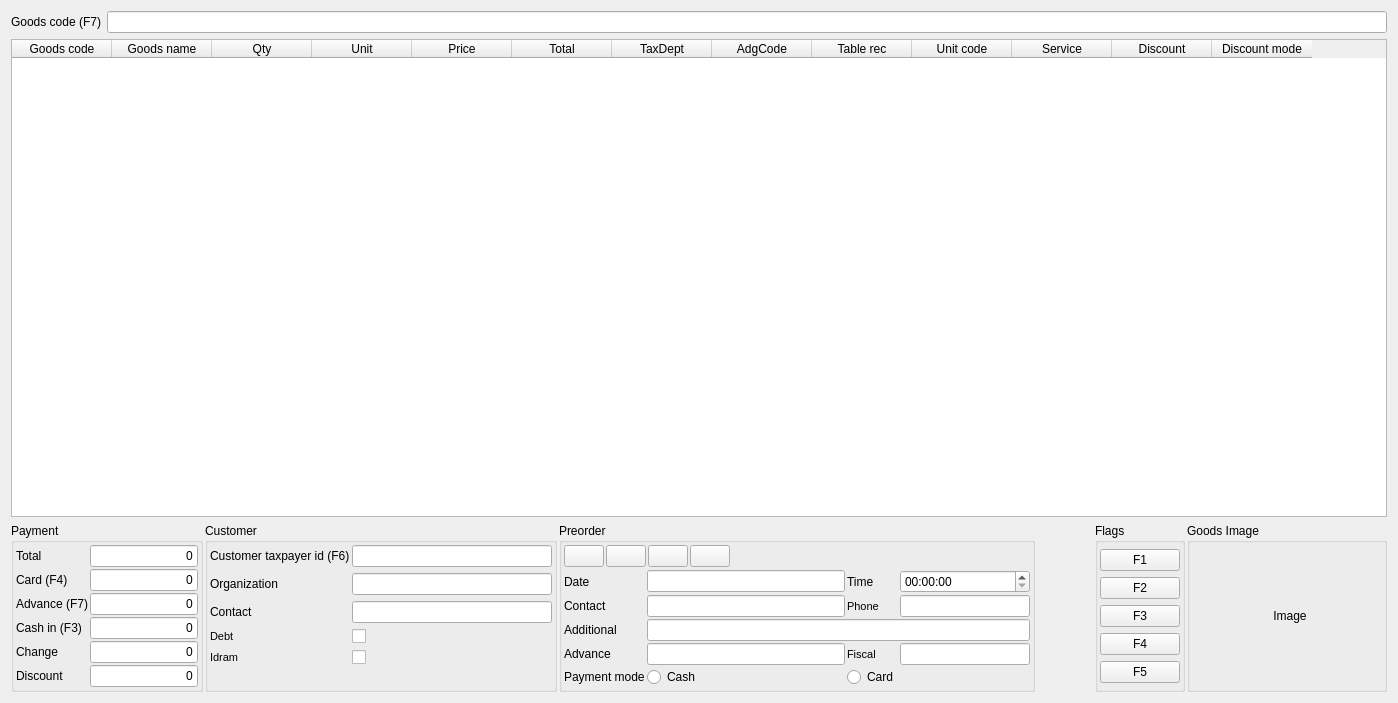
First picture: the form in Shop/worder.ui, repository End1-1/Cafe5, before the edit.
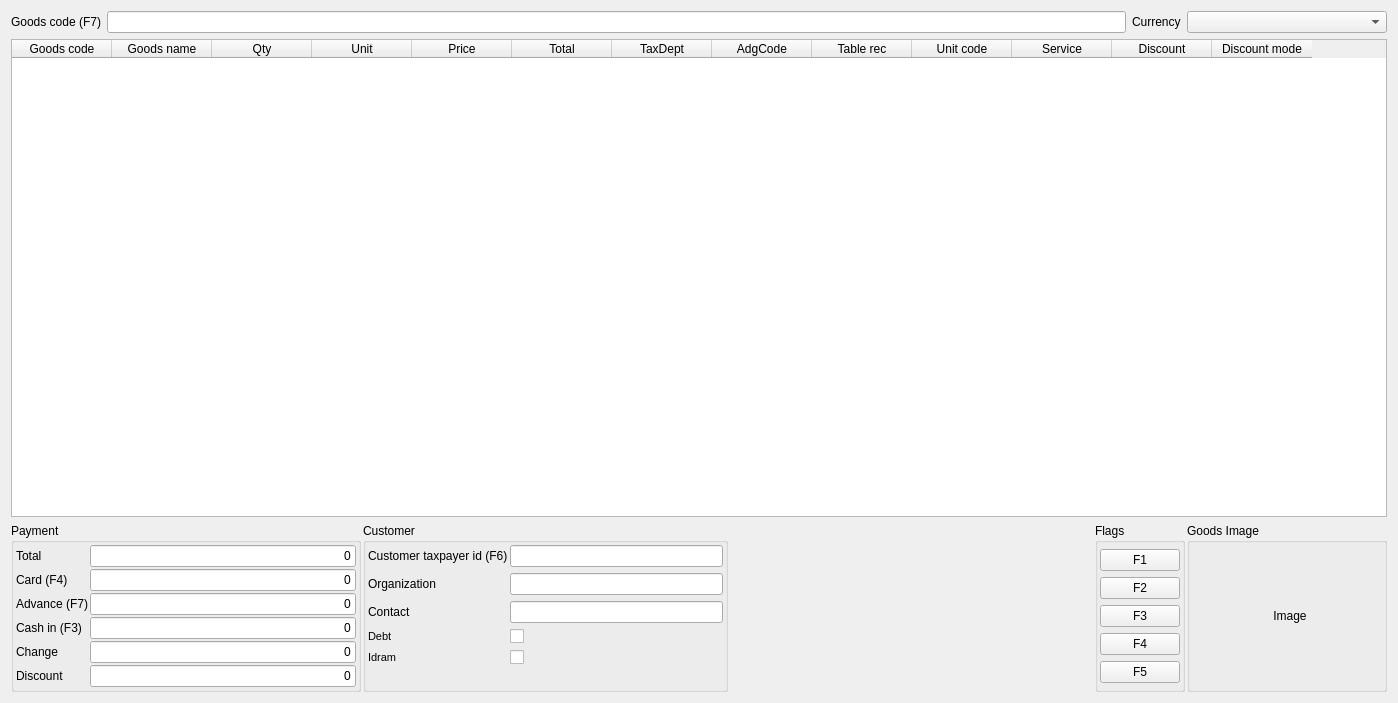
Second picture: the form after the edit. Icons and pictures are not drawn. Custom widgets are drawn as their Qt base class.

```diff
--- a/Shop/worder.ui
+++ b/Shop/worder.ui
@@ -42,11 +42,28 @@
       <item>
        <widget class="QLineEdit" name="leCode"/>
       </item>
+      <item>
+       <widget class="QLabel" name="label_8">
+        <property name="text">
+         <string>Currency</string>
+        </property>
+       </widget>
+      </item>
+      <item>
+       <widget class="QComboBox" name="cbCurrency">
+        <property name="minimumSize">
+         <size>
+          <width>200</width>
+          <height>0</height>
+         </size>
+        </property>
+       </widget>
+      </item>
      </layout>
     </widget>
    </item>
    <item>
-    <widget class="C5TableWidget" name="tblGoods">
+    <widget class="C5ClearTableWidget" name="tblGoods">
      <property name="sizePolicy">
       <sizepolicy hsizetype="Expanding" vsizetype="Expanding">
        <horstretch>0</horstretch>
@@ -585,393 +602,6 @@
         </layout>
        </widget>
       </item>
-      <item>
-       <widget class="QGroupBox" name="grPreorder">
-        <property name="maximumSize">
-         <size>
-          <width>16777215</width>
-          <height>16777215</height>
-         </size>
-        </property>
-        <property name="title">
-         <string>Preorder</string>
-        </property>
-        <layout class="QGridLayout" name="gridLayout">
-         <property name="leftMargin">
-          <number>2</number>
-         </property>
-         <property name="topMargin">
-          <number>2</number>
-         </property>
-         <property name="rightMargin">
-          <number>2</number>
-         </property>
-         <property name="bottomMargin">
-          <number>2</number>
-         </property>
-         <property name="spacing">
-          <number>2</number>
-         </property>
-         <item row="2" column="1">
-          <widget class="C5LineEdit" name="leContactName">
-           <property name="minimumSize">
-            <size>
-             <width>130</width>
-             <height>0</height>
-            </size>
-           </property>
-           <property name="maximumSize">
-            <size>
-             <width>16777215</width>
-             <height>16777215</height>
-            </size>
-           </property>
-           <property name="font">
-            <font>
-             <weight>50</weight>
-             <bold>false</bold>
-            </font>
-           </property>
-           <property name="focusPolicy">
-            <enum>Qt::ClickFocus</enum>
-           </property>
-           <property name="readOnly">
-            <bool>false</bool>
-           </property>
-          </widget>
-         </item>
-         <item row="3" column="0">
-          <widget class="QLabel" name="label_6">
-           <property name="text">
-            <string>Additional</string>
-           </property>
-          </widget>
-         </item>
-         <item row="1" column="0">
-          <widget class="QLabel" name="lbCustomer_3">
-           <property name="sizePolicy">
-            <sizepolicy hsizetype="Minimum" vsizetype="Preferred">
-             <horstretch>0</horstretch>
-             <verstretch>0</verstretch>
-            </sizepolicy>
-           </property>
-           <property name="text">
-            <string>Date</string>
-           </property>
-          </widget>
-         </item>
-         <item row="5" column="0">
-          <widget class="QLabel" name="label_7">
-           <property name="text">
-            <string>Payment mode</string>
-           </property>
-          </widget>
-         </item>
-         <item row="4" column="1">
-          <widget class="C5LineEdit" name="lePreorderAdvance">
-           <property name="focusPolicy">
-            <enum>Qt::ClickFocus</enum>
-           </property>
-           <property name="readOnly">
-            <bool>false</bool>
-           </property>
-          </widget>
-         </item>
-         <item row="1" column="1">
-          <widget class="C5DateEdit" name="dePreorerDate">
-           <property name="minimumSize">
-            <size>
-             <width>130</width>
-             <height>0</height>
-            </size>
-           </property>
-           <property name="maximumSize">
-            <size>
-             <width>16777215</width>
-             <height>16777215</height>
-            </size>
-           </property>
-           <property name="font">
-            <font>
-             <weight>75</weight>
-             <bold>true</bold>
-            </font>
-           </property>
-           <property name="focusPolicy">
-            <enum>Qt::ClickFocus</enum>
-           </property>
-           <property name="readOnly">
-            <bool>false</bool>
-           </property>
-          </widget>
-         </item>
-         <item row="5" column="1">
-          <widget class="QRadioButton" name="rbCash">
-           <property name="focusPolicy">
-            <enum>Qt::NoFocus</enum>
-           </property>
-           <property name="text">
-            <string>Cash</string>
-           </property>
-          </widget>
-         </item>
-         <item row="4" column="3" colspan="2">
-          <widget class="C5LineEdit" name="lePreorderTax">
-           <property name="focusPolicy">
-            <enum>Qt::ClickFocus</enum>
-           </property>
-           <property name="readOnly">
-            <bool>true</bool>
-           </property>
-          </widget>
-         </item>
-         <item row="2" column="0">
-          <widget class="QLabel" name="lbCustomer_4">
-           <property name="sizePolicy">
-            <sizepolicy hsizetype="Minimum" vsizetype="Preferred">
-             <horstretch>0</horstretch>
-             <verstretch>0</verstretch>
-            </sizepolicy>
-           </property>
-           <property name="text">
-            <string>Contact</string>
-           </property>
-          </widget>
-         </item>
-         <item row="3" column="1" colspan="4">
-          <widget class="C5LineEdit" name="tePreorderInfo">
-           <property name="minimumSize">
-            <size>
-             <width>130</width>
-             <height>0</height>
-            </size>
-           </property>
-           <property name="maximumSize">
-            <size>
-             <width>16777215</width>
-             <height>16777215</height>
-            </size>
-           </property>
-           <property name="font">
-            <font>
-             <weight>75</weight>
-             <bold>true</bold>
-            </font>
-           </property>
-           <property name="focusPolicy">
-            <enum>Qt::ClickFocus</enum>
-           </property>
-           <property name="readOnly">
-            <bool>false</bool>
-           </property>
-          </widget>
-         </item>
-         <item row="2" column="3" colspan="2">
-          <widget class="C5LineEdit" name="leContactPhone">
-           <property name="minimumSize">
-            <size>
-             <width>130</width>
-             <height>0</height>
-            </size>
-           </property>
-           <property name="maximumSize">
-            <size>
-             <width>16777215</width>
-             <height>16777215</height>
-            </size>
-           </property>
-           <property name="font">
-            <font>
-             <weight>75</weight>
-             <bold>true</bold>
-            </font>
-           </property>
-           <property name="focusPolicy">
-            <enum>Qt::ClickFocus</enum>
-           </property>
-           <property name="readOnly">
-            <bool>false</bool>
-           </property>
-          </widget>
-         </item>
-         <item row="1" column="2">
-          <widget class="QLabel" name="lbPartner_2">
-           <property name="sizePolicy">
-            <sizepolicy hsizetype="Minimum" vsizetype="Preferred">
-             <horstretch>0</horstretch>
-             <verstretch>0</verstretch>
-            </sizepolicy>
-           </property>
-           <property name="font">
-            <font>
-             <weight>50</weight>
-             <bold>false</bold>
-            </font>
-           </property>
-           <property name="text">
-            <string>Time</string>
-           </property>
-          </widget>
-         </item>
-         <item row="4" column="2">
-          <widget class="QLabel" name="Phone_2">
-           <property name="sizePolicy">
-            <sizepolicy hsizetype="Minimum" vsizetype="Preferred">
-             <horstretch>0</horstretch>
-             <verstretch>0</verstretch>
-            </sizepolicy>
-           </property>
-           <property name="font">
-            <font>
-             <pointsize>8</pointsize>
-             <weight>50</weight>
-             <bold>false</bold>
-            </font>
-           </property>
-           <property name="text">
-            <string>Fiscal</string>
-           </property>
-          </widget>
-         </item>
-         <item row="1" column="3" colspan="2">
-          <widget class="QTimeEdit" name="tmTime"/>
-         </item>
-         <item row="4" column="0">
-          <widget class="QLabel" name="label_2">
-           <property name="text">
-            <string>Advance</string>
-           </property>
-          </widget>
-         </item>
-         <item row="5" column="2">
-          <widget class="QRadioButton" name="rbCard">
-           <property name="focusPolicy">
-            <enum>Qt::NoFocus</enum>
-           </property>
-           <property name="text">
-            <string>Card</string>
-           </property>
-          </widget>
-         </item>
-         <item row="2" column="2">
-          <widget class="QLabel" name="Phone">
-           <property name="sizePolicy">
-            <sizepolicy hsizetype="Minimum" vsizetype="Preferred">
-             <horstretch>0</horstretch>
-             <verstretch>0</verstretch>
-            </sizepolicy>
-           </property>
-           <property name="font">
-            <font>
-             <pointsize>8</pointsize>
-             <weight>50</weight>
-             <bold>false</bold>
-            </font>
-           </property>
-           <property name="text">
-            <string>Phone</string>
-           </property>
-          </widget>
-         </item>
-         <item row="0" column="0" colspan="5">
-          <widget class="QWidget" name="widget_3" native="true">
-           <property name="minimumSize">
-            <size>
-             <width>0</width>
-             <height>0</height>
-            </size>
-           </property>
-           <layout class="QHBoxLayout" name="horizontalLayout_3">
-            <property name="spacing">
-             <number>2</number>
-            </property>
-            <property name="leftMargin">
-             <number>0</number>
-            </property>
-            <property name="topMargin">
-             <number>0</number>
-            </property>
-            <property name="rightMargin">
-             <number>0</number>
-            </property>
-            <property name="bottomMargin">
-             <number>0</number>
-            </property>
-            <item>
-             <widget class="QPushButton" name="btnSavePreorder">
-              <property name="focusPolicy">
-               <enum>Qt::NoFocus</enum>
-              </property>
-              <property name="text">
-               <string/>
-              </property>
-              <property name="icon">
-               <iconset resource="../resources/res.qrc">
-                <normaloff>:/save.png</normaloff>:/save.png</iconset>
-              </property>
-             </widget>
-            </item>
-            <item>
-             <widget class="QPushButton" name="btnPrintAdvanceTax">
-              <property name="focusPolicy">
-               <enum>Qt::NoFocus</enum>
-              </property>
-              <property name="text">
-               <string/>
-              </property>
-              <property name="icon">
-               <iconset resource="../resources/res.qrc">
-                <normaloff>:/return_receipt.png</normaloff>:/return_receipt.png</iconset>
-              </property>
-             </widget>
-            </item>
-            <item>
-             <widget class="QPushButton" name="btnOpenPreorder">
-              <property name="focusPolicy">
-               <enum>Qt::NoFocus</enum>
-              </property>
-              <property name="text">
-               <string/>
-              </property>
-              <property name="icon">
-               <iconset resource="../resources/res.qrc">
-                <normaloff>:/folder.png</normaloff>:/folder.png</iconset>
-              </property>
-             </widget>
-            </item>
-            <item>
-             <widget class="QPushButton" name="btnRemovePreorder">
-              <property name="focusPolicy">
-               <enum>Qt::NoFocus</enum>
-              </property>
-              <property name="text">
-               <string/>
-              </property>
-              <property name="icon">
-               <iconset resource="../resources/res.qrc">
-                <normaloff>:/remove.png</normaloff>:/remove.png</iconset>
-              </property>
-             </widget>
-            </item>
-            <item>
-             <spacer name="horizontalSpacer_2">
-              <property name="orientation">
-               <enum>Qt::Horizontal</enum>
-              </property>
-              <property name="sizeHint" stdset="0">
-               <size>
-                <width>300</width>
-                <height>20</height>
-               </size>
-              </property>
-             </spacer>
-            </item>
-           </layout>
-          </widget>
-         </item>
-        </layout>
-       </widget>
-      </item>
       <item>
        <spacer name="horizontalSpacer">
         <property name="orientation">
@@ -1186,20 +816,15 @@
   </layout>
  </widget>
  <customwidgets>
-  <customwidget>
-   <class>C5TableWidget</class>
-   <extends>QTableWidget</extends>
-   <header location="global">c5tablewidget.h</header>
-  </customwidget>
   <customwidget>
    <class>C5LineEdit</class>
    <extends>QLineEdit</extends>
    <header location="global">c5lineedit.h</header>
   </customwidget>
   <customwidget>
-   <class>C5DateEdit</class>
-   <extends>QLineEdit</extends>
-   <header location="global">c5dateedit.h</header>
+   <class>C5ClearTableWidget</class>
+   <extends>QTableWidget</extends>
+   <header location="global">c5cleartablewidget.h</header>
   </customwidget>
  </customwidgets>
  <tabstops>
```
Left out of the diff: 4 changed lines with no effect on the pictures.
